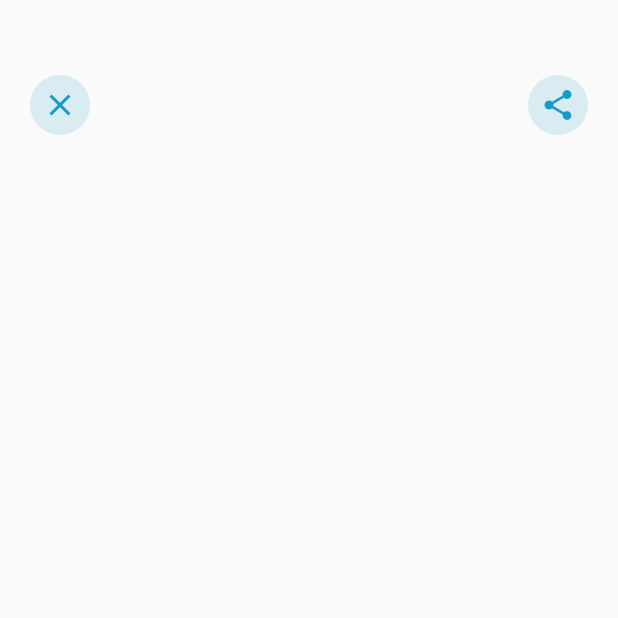
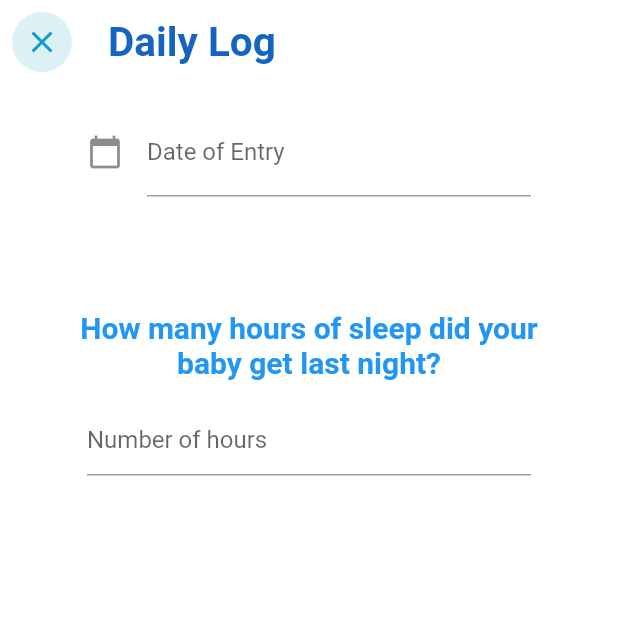
Before and after one commit to magichampz/little-bytes, a Flutter app: the RootPage screen opened directly, after a tap on the "add" icon, on a phone screen of 412 x 824 dp, the top half of it. Run offline on Flutter 3.47's test engine with Material 2 defaults, Android fonts, the phone set to English and light mode, and no system bars; drawn by our look-alikes of animated_bottom_navigation_bar; our stand-ins replace numberpicker, page_transition, shared_preferences; missing offline and left inert: dart:ffi; accounts and stored records are empty.

Commit message:
added log pages

```diff
--- /dev/null
+++ b/lib/ui/log-pages/daily_log.dart
@@ -0,0 +1,154 @@
+import 'dart:ffi';
+
+import 'package:flutter/material.dart';
+import 'package:flutter_onboarding/constants.dart';
+import 'package:flutter_onboarding/ui/log-pages/feeding_log.dart';
+import 'package:flutter_onboarding/ui/log-pages/milk_log.dart';
+import 'package:flutter_onboarding/ui/log-pages/sleep_log.dart';
+import 'package:intl/intl.dart';
+import 'package:shared_preferences/shared_preferences.dart';
+
+class DailyLog extends StatefulWidget {
+  const DailyLog({Key? key}) : super(key: key);
+
+  @override
+  State<DailyLog> createState() => _DailyLogState();
+}
+
+class _DailyLogState extends State<DailyLog> {
+  final PageController pageController = PageController(initialPage: 0);
+  int currentPage = 0;
+
+  nextPage() {
+    pageController.nextPage(
+        duration: const Duration(milliseconds: 500), curve: Curves.ease);
+  }
+
+  previousPage() {
+    pageController.previousPage(
+        duration: const Duration(milliseconds: 500), curve: Curves.ease);
+  }
+
+  setString(String key, String value) async {
+    final SharedPreferences prefs = await SharedPreferences.getInstance();
+    prefs.setString(key, value);
+  }
+
+  setInt(String key, int value) async {
+    final SharedPreferences prefs = await SharedPreferences.getInstance();
+    prefs.setInt(key, value);
+  }
+
+  @override
+  Widget build(BuildContext context) {
+    return Scaffold(
+      appBar: AppBar(
+        elevation: 0.0,
+        backgroundColor: Colors.white,
+        title: Row(
+          mainAxisAlignment: MainAxisAlignment.start,
+          children: [
+            Text(
+              "Daily Log",
+              style: TextStyle(
+                fontWeight: FontWeight.bold,
+                fontSize: 27,
+                color: Colors.blue[800],
+              ),
+            ),
+          ],
+        ),
+        leading: TextButton(
+            child: Container(
+              height: 40,
+              width: 40,
+              decoration: BoxDecoration(
+                borderRadius: BorderRadius.circular(25),
+                color: Constants.primaryColor.withOpacity(.15),
+              ),
+              child: Icon(
+                Icons.close,
+                color: Constants.primaryColor,
+              ),
+            ),
+            onPressed: () {
+              Navigator.pop(context);
+            }),
+      ),
+      body: Stack(
+        children: [
+          PageView(
+            physics: const NeverScrollableScrollPhysics(),
+            controller: pageController,
+            onPageChanged: (int page) {
+              setState(() {
+                currentPage = page;
+              });
+            },
+            children: [
+              SleepLog(
+                setDay: (String day) {
+                  setString("day", day);
+                },
+                setSleep: (String sleep) {
+                  setString("sleep", sleep);
+                  nextPage();
+                },
+              ),
+              MilkLog(
+                setMilk: (String milk) {
+                  setString("birthday", milk);
+                  nextPage();
+                },
+              ),
+              // FeedingLog(
+              //   setHeightWeight: (int height, int weight) {
+              //     setInt("height", height);
+              //     setInt("weight", weight);
+              //     Navigator.push(
+              //       context,
+              //       MaterialPageRoute(builder: (context) => const RootPage()),
+              //     );
+              //   },
+              // )
+            ],
+          ),
+        ],
+      ),
+    );
+  }
+}
+
+
+      // SingleChildScrollView(
+      //     child: Column(
+      //   children: [
+      //     Padding(
+      //       padding: const EdgeInsets.symmetric(horizontal: 8, vertical: 16),
+      //       child: TextField(
+      //         controller: dateInput,
+      //         //editing controller of this TextField
+      //         decoration: const InputDecoration(
+      //             icon: Icon(Icons.calendar_today), //icon of text field
+      //             labelText: "Date of Entry" //label text of field
+      //             ),
+      //         readOnly: true,
+      //         //set it true, so that user will not able to edit text
+      //         onTap: () async {
+      //           DateTime? choice = await showDatePicker(
+      //               context: context,
+      //               initialDate: DateTime.now(),
+      //               firstDate: DateTime(1950),
+      //               lastDate: DateTime(2100));
+      //           if (choice != null) {
+      //             String newDate = DateFormat('dd MMM yyyy').format(choice);
+      //             dateInput.text = newDate;
+      //             setState(() {
+      //               date = newDate;
+      //             });
+      //           }
+      //         },
+      //       ),
+      //     ),
+      //   ],
+      // )),
--- /dev/null
+++ b/lib/ui/log-pages/log_style.dart
@@ -0,0 +1,49 @@
+import 'package:flutter/material.dart';
+
+class LogStyle {
+  static TextStyle question = const TextStyle(
+    color: Colors.blue,
+    fontSize: 20,
+    fontWeight: FontWeight.bold,
+  );
+
+  static TextStyle heightWeight = const TextStyle(
+    color: Colors.black,
+    fontSize: 20,
+    fontWeight: FontWeight.bold,
+  );
+
+  static Text makeQuestion(String text) {
+    return Text(
+      text,
+      textAlign: TextAlign.center,
+      style: question,
+    );
+  }
+
+  static Text makeHeightWeight(String text) {
+    return Text(
+      text,
+      textAlign: TextAlign.center,
+      style: heightWeight,
+    );
+  }
+
+  static TextButton makeNextButton(void Function() onPressed) {
+    return TextButton(
+      onPressed: onPressed,
+      child: const Text("Next"),
+    );
+  }
+
+  static Row makeNextRow(bool display, void Function() onPressed) {
+    return Row(
+      mainAxisAlignment: MainAxisAlignment.end,
+      children: display
+          ? [
+              makeNextButton(onPressed),
+            ]
+          : [],
+    );
+  }
+}
--- /dev/null
+++ b/lib/ui/log-pages/sleep_log.dart
@@ -0,0 +1,93 @@
+import 'package:flutter/material.dart';
+import 'package:flutter/src/widgets/framework.dart';
+import 'package:flutter/src/widgets/placeholder.dart';
+import 'package:flutter_onboarding/ui/log-pages/log_style.dart';
+import 'package:intl/intl.dart';
+
+class SleepLog extends StatefulWidget {
+  const SleepLog({super.key, required this.setDay, required this.setSleep});
+
+  final void Function(String day) setDay;
+  final void Function(String sleep) setSleep;
+
+  @override
+  State<SleepLog> createState() => _SleepLogState();
+}
+
+class _SleepLogState extends State<SleepLog> {
+  TextEditingController editingController = TextEditingController();
+  TextEditingController dateInput = TextEditingController();
+
+  String day = "";
+  String sleep = "";
+
+  @override
+  Widget build(BuildContext context) {
+    return Container(
+      color: Colors.white,
+      padding: const EdgeInsets.only(left: 50, right: 50, bottom: 80),
+      child: Column(
+        mainAxisAlignment: MainAxisAlignment.start,
+        crossAxisAlignment: CrossAxisAlignment.center,
+        children: [
+          Padding(
+            padding: const EdgeInsets.symmetric(horizontal: 8, vertical: 16),
+            child: TextField(
+              controller: dateInput,
+              //editing controller of this TextField
+              decoration: const InputDecoration(
+                  icon: Icon(Icons.calendar_today), //icon of text field
+                  labelText: "Date of Entry" //label text of field
+                  ),
+              readOnly: true,
+              //set it true, so that user will not able to edit text
+              onTap: () async {
+                DateTime? choice = await showDatePicker(
+                    context: context,
+                    initialDate: DateTime.now(),
+                    firstDate: DateTime(1950),
+                    lastDate: DateTime(2100));
+                if (choice != null) {
+                  String newDate = DateFormat('dd MMM yyyy').format(choice);
+                  dateInput.text = newDate;
+                  setState(() {
+                    day = newDate;
+                  });
+                }
+              },
+            ),
+          ),
+          const SizedBox(
+            height: 60,
+          ),
+          LogStyle.makeQuestion(
+              "How many hours of sleep did your baby get last night?"),
+          Padding(
+            padding: const EdgeInsets.symmetric(horizontal: 8, vertical: 16),
+            child: TextField(
+              keyboardType: TextInputType.number,
+              onChanged: (text) {
+                setState(() {
+                  sleep = text;
+                });
+              },
+              controller: editingController,
+              decoration: const InputDecoration(
+                border: UnderlineInputBorder(),
+                hintText: "Number of hours",
+              ),
+            ),
+          ),
+          SizedBox(
+            height: 30,
+            // color: Colors.red,
+            child: LogStyle.makeNextRow(
+              sleep.isNotEmpty,
+              () => widget.setSleep(sleep),
+            ),
+          )
+        ],
+      ),
+    );
+  }
+}
--- a/lib/ui/root_page.dart
+++ b/lib/ui/root_page.dart
@@ -2,7 +2,7 @@ import 'package:animated_bottom_navigation_bar/animated_bottom_navigation_bar.da
 import 'package:flutter/material.dart';
 import 'package:flutter_onboarding/constants.dart';
 import 'package:flutter_onboarding/models/recipes.dart';
-import 'package:flutter_onboarding/ui/scan_page.dart';
+import 'package:flutter_onboarding/ui/log-pages/daily_log.dart';
 import 'package:flutter_onboarding/ui/screens/stats_page.dart';
 import 'package:flutter_onboarding/ui/screens/recc_page.dart';
 import 'package:flutter_onboarding/ui/screens/home_page.dart';
@@ -82,8 +82,7 @@ class _RootPageState extends State<RootPage> {
           Navigator.push(
               context,
               PageTransition(
-                  child: const ScanPage(),
-                  type: PageTransitionType.bottomToTop));
+                  child: DailyLog(), type: PageTransitionType.bottomToTop));
         },
         backgroundColor: Constants.primaryColor,
         child: const Icon(Icons.add, size: 35.0),
--- a/lib/ui/scan_page.dart
+++ /dev/null
@@ -1,86 +0,0 @@
-import 'package:flutter/material.dart';
-import 'package:flutter_onboarding/constants.dart';
-
-class ScanPage extends StatefulWidget {
-  const ScanPage({Key? key}) : super(key: key);
-
-  @override
-  State<ScanPage> createState() => _ScanPageState();
-}
-
-class _ScanPageState extends State<ScanPage> {
-  @override
-  Widget build(BuildContext context) {
-    Size size = MediaQuery.of(context).size;
-
-    return Scaffold(
-      body: Stack(
-        children: [
-          Positioned(
-              top: 50,
-              left: 20,
-              right: 20,
-              child: Row(
-                mainAxisAlignment: MainAxisAlignment.spaceBetween,
-                children: [
-                  GestureDetector(
-                    onTap: () {
-                      Navigator.pop(context);
-                    },
-                    child: Container(
-                      height: 40,
-                      width: 40,
-                      decoration: BoxDecoration(
-                        borderRadius: BorderRadius.circular(25),
-                        color: Constants.primaryColor.withOpacity(.15),
-                      ),
-                      child: Icon(
-                        Icons.close,
-                        color: Constants.primaryColor,
-                      ),
-                    ),
-                  ),
-                  GestureDetector(
-                    onTap: () {
-                      debugPrint('favorite');
-                    },
-                    child: Container(
-                      height: 40,
-                      width: 40,
-                      decoration: BoxDecoration(
-                        borderRadius: BorderRadius.circular(25),
-                        color: Constants.primaryColor.withOpacity(.15),
-                      ),
-                      child: IconButton(
-                        onPressed: () {},
-                        icon: Icon(
-                          Icons.share,
-                          color: Constants.primaryColor,
-                        ),
-                      ),
-                    ),
-                  ),
-                ],
-              )),
-          Positioned(
-            top: 100,
-            right: 20,
-            left: 20,
-            child: Container(
-              width: size.width * .8,
-              height: size.height * .8,
-              padding: const EdgeInsets.all(20),
-              child: Center(
-                child: Column(
-                  mainAxisAlignment: MainAxisAlignment.center,
-                  crossAxisAlignment: CrossAxisAlignment.center,
-                  children: [],
-                ),
-              ),
-            ),
-          ),
-        ],
-      ),
-    );
-  }
-}
--- a/lib/ui/screens/home_page.dart
+++ b/lib/ui/screens/home_page.dart
@@ -1,6 +1,5 @@
 import 'package:flutter/material.dart';
 import 'package:intl/intl.dart';
-import 'package:flutter_onboarding/globals.dart' as globals;
 import 'package:shared_preferences/shared_preferences.dart';
 
 class HomePage extends StatefulWidget {
--- a/lib/ui/screens/stats_page.dart
+++ b/lib/ui/screens/stats_page.dart
@@ -16,8 +16,35 @@ class _StatsPageState extends State<StatsPage> {
     return Scaffold(
         body: SingleChildScrollView(
       child: Column(
-        crossAxisAlignment: CrossAxisAlignment.start,
-        children: [],
+        mainAxisAlignment: MainAxisAlignment.start,
+        crossAxisAlignment: CrossAxisAlignment.center,
+        children: [
+          const SizedBox(
+            height: 20,
+          ),
+          Row(
+            mainAxisAlignment: MainAxisAlignment.center,
+            children: [
+              Icon(
+                Icons.height,
+                color: Constants.blackColor,
+                size: 30.0,
+              ),
+              Text(
+                "Jack's Height",
+                style: TextStyle(
+                  fontWeight: FontWeight.bold,
+                  fontSize: 27,
+                  color: Colors.blue[400],
+                ),
+              )
+            ],
+          ),
+          SizedBox(
+            height: 300,
+            child: Image.asset('assets/images/graphs/height-graph.png'),
+          ),
+        ],
       ),
     ));
   }
```
Also changed, not shown: lib/ui/log-pages/feeding_log.dart (added, +16 -0 lines), lib/ui/log-pages/milk_log.dart (added, +57 -0 lines), lib/ui/onboarding/onboarding.dart (+8 -4 lines), assets/images/graphs/height-graph.png (added).
